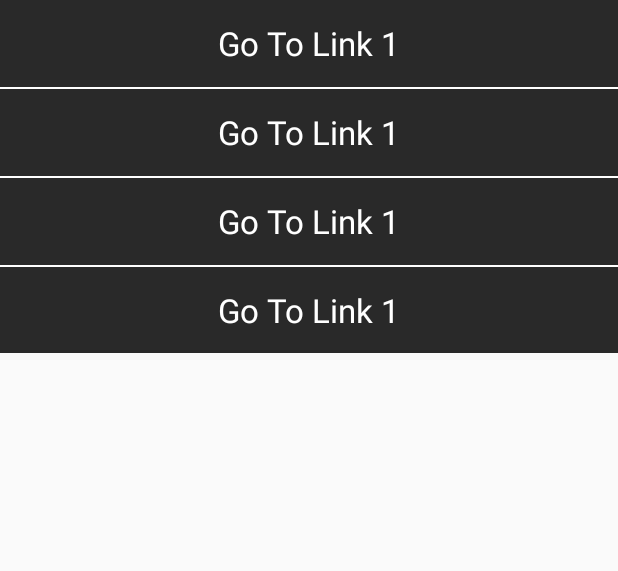
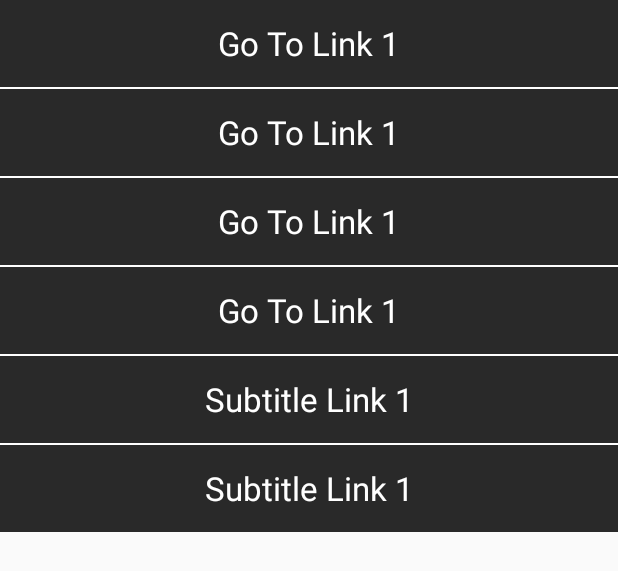
Before and after one commit to BijohnRoy7/MovieGo, an Android app: the layout single_movie_link.xml on its own in the app's theme, with its tools: preview values and no code run, on a phone screen of 412 x 824 dp. Shown: the top 571 px of the screen. Run offline under Robolectric (Android 15) with nearby library versions, the phone set to English and light mode, and no system bars; network calls fail.

Commit message:
Commit 5 - Subtitle link (24/8)

```diff
--- a/app/src/main/java/invenz/movie/go/moviego1/activities/MovieActivity.java
+++ b/app/src/main/java/invenz/movie/go/moviego1/activities/MovieActivity.java
@@ -49,14 +49,16 @@ public class MovieActivity extends YouTubeBaseActivity {
         String movieYear = movieInfo.getString("MovieYear");
         String imageURL = movieInfo.getString("MovieImage");
         String youtubeVideoId = movieInfo.getString("YoutubeVideoId");
+        String subtitle1 = movieInfo.getString("subtitle1");
+        String subtitle2 = movieInfo.getString("subtitle2");
 
         //Toast.makeText(this, ""+movieInfo.getString("MovieName"), Toast.LENGTH_SHORT).show();
 
         /*############ MOVIE LINKS ############*/
-        movieLink = new MovieLinks(movieLink1, movieLink2, movieLink3, movieLink4);
+        movieLink = new MovieLinks(movieLink1, movieLink2, movieLink3, movieLink4, subtitle1, subtitle2);
 
         /*######### MOVIE INFO ##########*/
-        Movie movie = new Movie(movieId, movieName, movieDesc, "1","2", "3","4", movieYear,imageURL, youtubeVideoId);
+        Movie movie = new Movie(movieId, movieName, movieDesc, "1","2", "3","4", movieYear,imageURL, youtubeVideoId, "1", "1");
 
         /*############ CONFIGURING RecyclerView #############*/
         LinearLayoutManager linearLayoutManager = new LinearLayoutManager(this);
--- a/app/src/main/java/invenz/movie/go/moviego1/adapters/MovieListCUstomAdapterr.java
+++ b/app/src/main/java/invenz/movie/go/moviego1/adapters/MovieListCUstomAdapterr.java
@@ -98,6 +98,8 @@ public class MovieListCUstomAdapterr extends RecyclerView.Adapter<RecyclerView.V
                     bundle.putString("MovieYear", currentItem.getReleaseDate() );
                     bundle.putString("MovieImage", currentItem.getImageLink() );
                     bundle.putString("YoutubeVideoId", currentItem.getYoutubeVideoId() );
+                    bundle.putString("subtitle1", currentItem.getSubtitle1() );
+                    bundle.putString("subtitle2", currentItem.getSubtitle2() );
 
                     //Toast.makeText(context, ""+currentItem.getMovieName(), Toast.LENGTH_SHORT).show();
                     intent.putExtra("MovieInfo", bundle);
--- a/app/src/main/java/invenz/movie/go/moviego1/notification/MyNotificationManager.java
+++ b/app/src/main/java/invenz/movie/go/moviego1/notification/MyNotificationManager.java
@@ -46,6 +46,9 @@ public class MyNotificationManager {
                 .setContentTitle(from)
                 .setContentText(notification)
                 .setLargeIcon(BitmapFactory.decodeResource(mContext.getResources(), R.mipmap.ic_launcher_round))
+                .setDefaults(Notification.DEFAULT_SOUND)
+                .setDefaults(Notification.DEFAULT_LIGHTS)
+                .setDefaults(Notification.DEFAULT_VIBRATE)
                 .build();
 
         /*########## myNotification flags #############*/
--- a/app/src/main/res/layout/single_movie_link.xml
+++ b/app/src/main/res/layout/single_movie_link.xml
@@ -1,7 +1,7 @@
 <?xml version="1.0" encoding="utf-8"?>
 <LinearLayout
     xmlns:android="http://schemas.android.com/apk/res/android" android:layout_width="match_parent"
-    android:layout_height="235dp"
+    android:layout_height="wrap_content"
     android:orientation="vertical"
     android:background="#ffffff">
 
@@ -65,6 +65,7 @@
         android:layout_height="58dp"
         android:paddingLeft="10dp"
         android:paddingRight="10dp"
+        android:layout_marginBottom="1dp"
         android:background="#292929">
         <TextView
             android:id="@+id/idMovieLink3_singleMovieLink"
@@ -76,5 +77,40 @@
             android:layout_gravity="center"
             android:gravity="center"/>
     </LinearLayout>
+    <LinearLayout
+        android:layout_width="match_parent"
+        android:layout_height="58dp"
+        android:paddingLeft="10dp"
+        android:paddingRight="10dp"
+        android:layout_marginBottom="1dp"
+        android:background="#292929">
+        <TextView
+            android:id="@+id/idSubtitleLink1_singleMovieLink"
+            android:layout_width="match_parent"
+            android:layout_height="match_parent"
+            android:text="Subtitle Link 1"
+            android:textColor="#ffffff"
+            android:textSize="22sp"
+            android:layout_gravity="center"
+            android:gravity="center"/>
+    </LinearLayout>
+
+
+    <LinearLayout
+        android:layout_width="match_parent"
+        android:layout_height="58dp"
+        android:paddingLeft="10dp"
+        android:paddingRight="10dp"
+        android:background="#292929">
+        <TextView
+            android:id="@+id/idSubtitleLink2_singleMovieLink"
+            android:layout_width="match_parent"
+            android:layout_height="match_parent"
+            android:text="Subtitle Link 1"
+            android:textColor="#ffffff"
+            android:textSize="22sp"
+            android:layout_gravity="center"
+            android:gravity="center"/>
+    </LinearLayout>
 
 </LinearLayout>
```
Also changed, not shown: app/src/main/java/invenz/movie/go/moviego1/activities/MovieListActivity.java (+7 -4 lines), app/src/main/java/invenz/movie/go/moviego1/adapters/MovieInfoCustomAdapter.java (+79 -1 lines), app/src/main/java/invenz/movie/go/moviego1/models/Movie.java (+30 -3 lines), app/src/main/java/invenz/movie/go/moviego1/models/MovieLinks.java (+20 -2 lines), app/src/main/res/anim/image_click.xml (+6 -5 lines).
